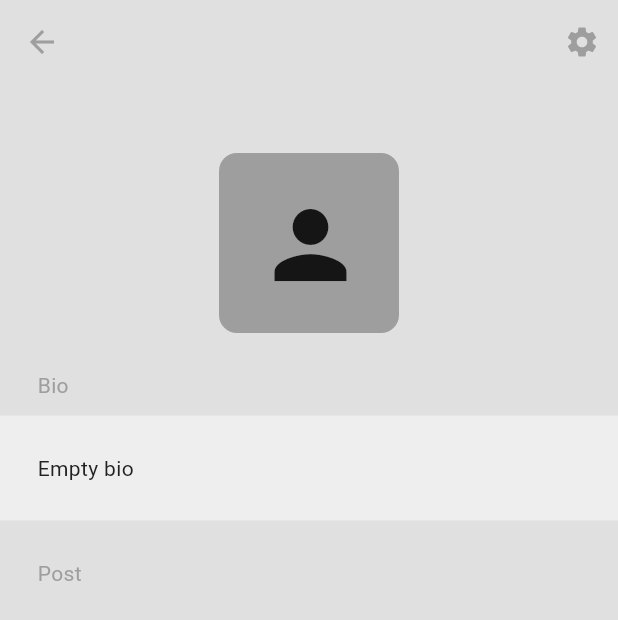
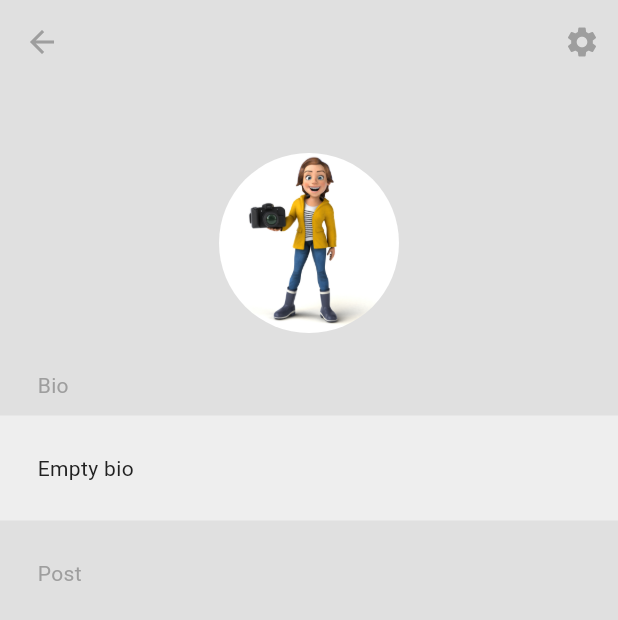
Before and after one commit to himeshapathirana/fluttersocialmedia, a Flutter app: the ProfilePage screen opened directly with empty values, on a phone screen of 412 x 824 dp. Shown: the top 620 px of the screen. Run offline on Flutter 3.47's test engine with Material 3 defaults, Android fonts, the phone set to English and light mode, and no system bars; our stand-ins replace cached_network_image, cloud_firestore, file_picker, firebase_auth, firebase_core, firebase_storage and 1 more; accounts and stored records are empty.

Commit message:
add images with firebase and locally

```diff
--- a/lib/profile/domain/entities/profile_users.dart
+++ b/lib/profile/domain/entities/profile_users.dart
@@ -3,6 +3,7 @@ import 'package:socialmediaf/features/auth/domain/entities/app_user.dart';
 class ProfileUser extends AppUser {
   final String bio;
   final String profileImageUrl;
+  final String? localImageFile;
 
   ProfileUser({
     required super.uid,
@@ -10,6 +11,7 @@ class ProfileUser extends AppUser {
     required super.name,
     required this.bio,
     required this.profileImageUrl,
+    this.localImageFile,
   });
 
   // copyWith method to modify individual properties
--- a/lib/profile/presentation/pages/profile_page.dart
+++ b/lib/profile/presentation/pages/profile_page.dart
@@ -1,3 +1,6 @@
+import 'dart:io';
+
+//import 'package:cached_network_image/cached_network_image.dart';
 import 'package:flutter/material.dart';
 import 'package:flutter_bloc/flutter_bloc.dart';
 import 'package:socialmediaf/features/auth/domain/entities/app_user.dart';
@@ -48,6 +51,105 @@ class _ProfilePageState extends State<ProfilePage> {
               actions: [
                 IconButton(
                   onPressed: () => Navigator.push(
+                    context,
+                    MaterialPageRoute(
+                      builder: (context) => EditProfilePage(user: user),
+                    ),
+                  ),
+                  icon: const Icon(Icons.settings),
+                )
+              ],
+            ),
+            body: Column(
+              children: [
+                Text(
+                  user.email,
+                  style:
+                      TextStyle(color: Theme.of(context).colorScheme.primary),
+                ),
+
+                const SizedBox(height: 25),
+
+                // Handle Profile Image Locally
+                Container(
+                  height: 120,
+                  width: 120,
+                  decoration: BoxDecoration(
+                    shape: BoxShape.circle,
+                    image: DecorationImage(
+                      image: user.localImageFile != null
+                          ? FileImage(File(user.localImageFile!)) // Local file
+                          : const AssetImage('assets/images/image1.jpg')
+                              as ImageProvider, // Default image
+                      fit: BoxFit.cover,
+                    ),
+                  ),
+                ),
+
+                const SizedBox(height: 25),
+
+                Padding(
+                  padding: const EdgeInsets.only(left: 25.0),
+                  child: Row(
+                    children: [
+                      Text(
+                        "Bio",
+                        style: TextStyle(
+                            color: Theme.of(context).colorScheme.primary),
+                      ),
+                    ],
+                  ),
+                ),
+
+                const SizedBox(height: 10),
+                BioBox(text: user.bio),
+
+                Padding(
+                  padding: const EdgeInsets.only(left: 25.0, top: 25.0),
+                  child: Row(
+                    children: [
+                      Text(
+                        "Post",
+                        style: TextStyle(
+                            color: Theme.of(context).colorScheme.primary),
+                      ),
+                    ],
+                  ),
+                ),
+              ],
+            ),
+          );
+        } else if (state is ProfileLoading) {
+          return const Scaffold(
+            body: Center(
+              child: CircularProgressIndicator(),
+            ),
+          );
+        } else {
+          return const Center(
+            child: Text("No profile found!"),
+          );
+        }
+      },
+    );
+  }
+
+  /*@override
+  Widget build(BuildContext context) {
+    return BlocBuilder<ProfileCubit, ProfileState>(
+      builder: (context, state) {
+        print("Current State: $state");
+
+        if (state is ProfileLoaded) {
+          final user = state.profileUser;
+
+          return Scaffold(
+            appBar: AppBar(
+              title: Text(currentUser!.email),
+              foregroundColor: Theme.of(context).colorScheme.primary,
+              actions: [
+                IconButton(
+                  onPressed: () => Navigator.push(
                       context,
                       MaterialPageRoute(
                         builder: (context) => EditProfilePage(user: user),
@@ -66,7 +168,7 @@ class _ProfilePageState extends State<ProfilePage> {
 
                 const SizedBox(height: 25),
                 // Add more UI elements for bio, profile image, etc.
-                Container(
+                /*Container(
                   decoration: BoxDecoration(
                       color: Theme.of(context).colorScheme.primary,
                       borderRadius: BorderRadius.circular(12)),
@@ -78,6 +180,32 @@ class _ProfilePageState extends State<ProfilePage> {
                       Icons.person,
                       size: 72,
                       //color: Theme.of(context).colorScheme.primary,
+                    ),
+                  ),
+                ),*/
+
+                CachedNetworkImage(
+                  imageUrl: user.profileImageUrl,
+                  placeholder: (context, url) =>
+                      const CircularProgressIndicator(),
+                  errorWidget: (context, url, error) => Icon(
+                    Icons.person,
+                    size: 72,
+                    color: Colors.black26,
+                  ),
+                  imageBuilder: (context, imageProvider) => Container(
+                    height: 120,
+                    width: 120,
+                    decoration: BoxDecoration(
+                      shape: BoxShape.circle,
+                      image: DecorationImage(
+                        image: imageProvider,
+                        fit: BoxFit.cover,
+                      ),
+                    ),
+                    child: Image(
+                      image: imageProvider,
+                      fit: BoxFit.cover,
                     ),
                   ),
                 ),
@@ -127,5 +255,5 @@ class _ProfilePageState extends State<ProfilePage> {
         }
       },
     );
-  }
+  }*/
 }
--- a/pubspec.yaml
+++ b/pubspec.yaml
@@ -30,6 +30,8 @@ environment:
 dependencies:
   flutter:
     sdk: flutter
+
+
 
 
   # The following adds the Cupertino Icons font to your application.
@@ -70,6 +72,8 @@ flutter:
   # assets:
   #   - images/a_dot_burr.jpeg
   #   - images/a_dot_ham.jpeg
+  assets:
+    - assets/images/image1.jpg
 
   # An image asset can refer to one or more resolution-specific "variants", see
   # https://flutter.dev/to/resolution-aware-images
```
Also changed, not shown: lib/profile/presentation/pages/edit_profile.dart (+50 -38 lines), assets/images/image1.jpg (added), lib/features/post/domain/entities/post.dart (added).
